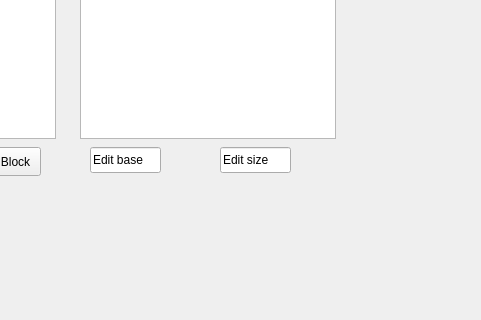
Old version of the form mainwindow.ui in the repository leminhhoangbao0-gif/test1; both pictures show x 210 to 691 and y 103 to 423 of the 800 by 600 pixel window.
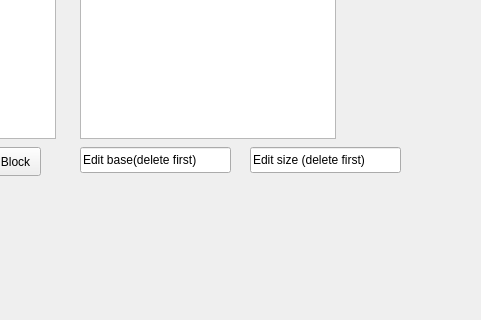
New version of the form.

Diff of the .ui file:
```diff
--- a/mainwindow.ui
+++ b/mainwindow.ui
@@ -127,27 +127,27 @@
    <widget class="QLineEdit" name="editBase">
     <property name="geometry">
      <rect>
-      <x>300</x>
+      <x>290</x>
       <y>250</y>
-      <width>71</width>
+      <width>151</width>
       <height>26</height>
      </rect>
     </property>
     <property name="text">
-     <string>Edit base</string>
+     <string>Edit base(delete first)</string>
     </property>
    </widget>
    <widget class="QLineEdit" name="editSize">
     <property name="geometry">
      <rect>
-      <x>430</x>
+      <x>460</x>
       <y>250</y>
-      <width>71</width>
+      <width>151</width>
       <height>26</height>
      </rect>
     </property>
     <property name="text">
-     <string>Edit size</string>
+     <string>Edit size (delete first)</string>
     </property>
    </widget>
    <widget class="QPushButton" name="btnAddBlock">
```
